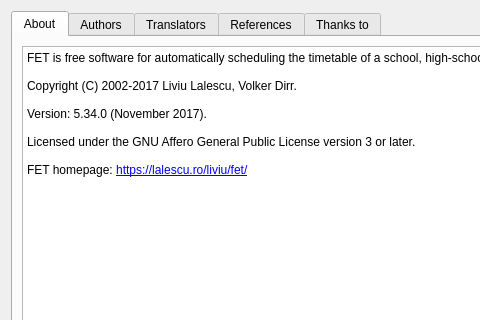
Above: src/interface/helpaboutform_template.ui from karandit/fet before the change; both pictures show x 0 to 480 and y 0 to 320 of the 690 by 430 pixel window. Below: the same form after it.
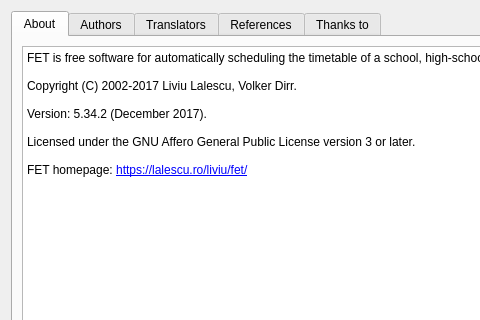
That is the form after the change.

What changed in the file:
```diff
--- a/src/interface/helpaboutform_template.ui
+++ b/src/interface/helpaboutform_template.ui
@@ -53,7 +53,7 @@
 &lt;p style=&quot;-qt-paragraph-type:empty; margin-top:0px; margin-bottom:0px; margin-left:0px; margin-right:0px; -qt-block-indent:0; text-indent:0px; font-family:'Sans Serif'; font-size:9pt;&quot;&gt;&lt;br /&gt;&lt;/p&gt;
 &lt;p style=&quot; margin-top:0px; margin-bottom:0px; margin-left:0px; margin-right:0px; -qt-block-indent:0; text-indent:0px;&quot;&gt;&lt;span style=&quot; font-family:'Sans Serif'; font-size:9pt;&quot;&gt;Copyright (C) 2002-2017 Liviu Lalescu, Volker Dirr.&lt;/span&gt;&lt;/p&gt;
 &lt;p style=&quot;-qt-paragraph-type:empty; margin-top:0px; margin-bottom:0px; margin-left:0px; margin-right:0px; -qt-block-indent:0; text-indent:0px; font-family:'Sans Serif'; font-size:9pt;&quot;&gt;&lt;br /&gt;&lt;/p&gt;
-&lt;p style=&quot; margin-top:0px; margin-bottom:0px; margin-left:0px; margin-right:0px; -qt-block-indent:0; text-indent:0px;&quot;&gt;&lt;span style=&quot; font-family:'Sans Serif'; font-size:9pt;&quot;&gt;Version: 5.34.0 (November 2017).&lt;/span&gt;&lt;/p&gt;
+&lt;p style=&quot; margin-top:0px; margin-bottom:0px; margin-left:0px; margin-right:0px; -qt-block-indent:0; text-indent:0px;&quot;&gt;&lt;span style=&quot; font-family:'Sans Serif'; font-size:9pt;&quot;&gt;Version: 5.34.2 (December 2017).&lt;/span&gt;&lt;/p&gt;
 &lt;p style=&quot;-qt-paragraph-type:empty; margin-top:0px; margin-bottom:0px; margin-left:0px; margin-right:0px; -qt-block-indent:0; text-indent:0px; font-family:'Sans Serif'; font-size:9pt;&quot;&gt;&lt;br /&gt;&lt;/p&gt;
 &lt;p style=&quot; margin-top:0px; margin-bottom:0px; margin-left:0px; margin-right:0px; -qt-block-indent:0; text-indent:0px;&quot;&gt;&lt;span style=&quot; font-family:'Sans Serif'; font-size:9pt;&quot;&gt;Licensed under the GNU Affero General Public License version 3 or later.&lt;/span&gt;&lt;/p&gt;
 &lt;p style=&quot;-qt-paragraph-type:empty; margin-top:0px; margin-bottom:0px; margin-left:0px; margin-right:0px; -qt-block-indent:0; text-indent:0px; font-family:'Sans Serif'; font-size:9pt;&quot;&gt;&lt;br /&gt;&lt;/p&gt;
```
